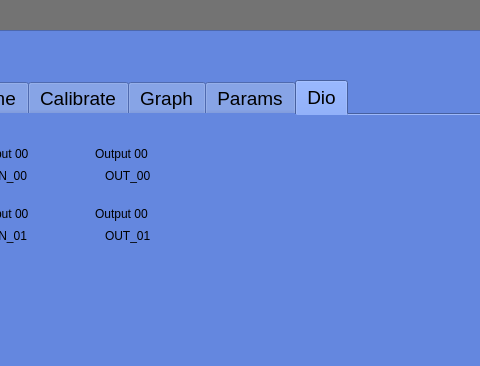
Above: flowscale/forms/mainwindow.ui from sigurgeirg/sandbox before the change; both pictures show x 177 to 657 and y 0 to 366 of the 800 by 600 pixel window. Below: the same form after it.
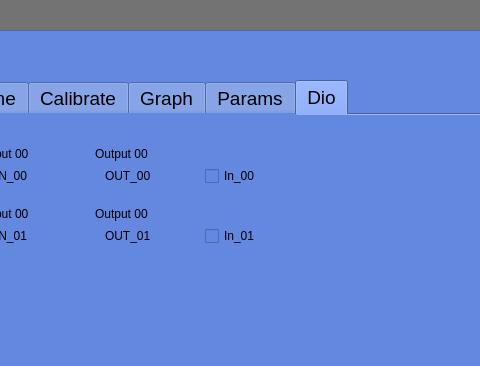
That is the form after the change. The open tabs and pages were chosen to show the change. Custom widgets are drawn as their Qt base class.

```diff
--- a/flowscale/forms/mainwindow.ui
+++ b/flowscale/forms/mainwindow.ui
@@ -1055,6 +1055,35 @@
         <string>Output 00</string>
        </property>
       </widget>
+      <widget class="QCheckBox" name="chkDIN_00">
+       <property name="geometry">
+        <rect>
+         <x>250</x>
+         <y>50</y>
+         <width>71</width>
+         <height>22</height>
+        </rect>
+       </property>
+       <property name="text">
+        <string>In_00</string>
+       </property>
+       <property name="checked">
+        <bool>false</bool>
+       </property>
+      </widget>
+      <widget class="QCheckBox" name="chkDIN_01">
+       <property name="geometry">
+        <rect>
+         <x>250</x>
+         <y>110</y>
+         <width>71</width>
+         <height>22</height>
+        </rect>
+       </property>
+       <property name="text">
+        <string>In_01</string>
+       </property>
+      </widget>
      </widget>
     </widget>
     <widget class="QFrame" name="frame_3">
```
Left out of the diff: 2 changed lines with no effect on the pictures.
